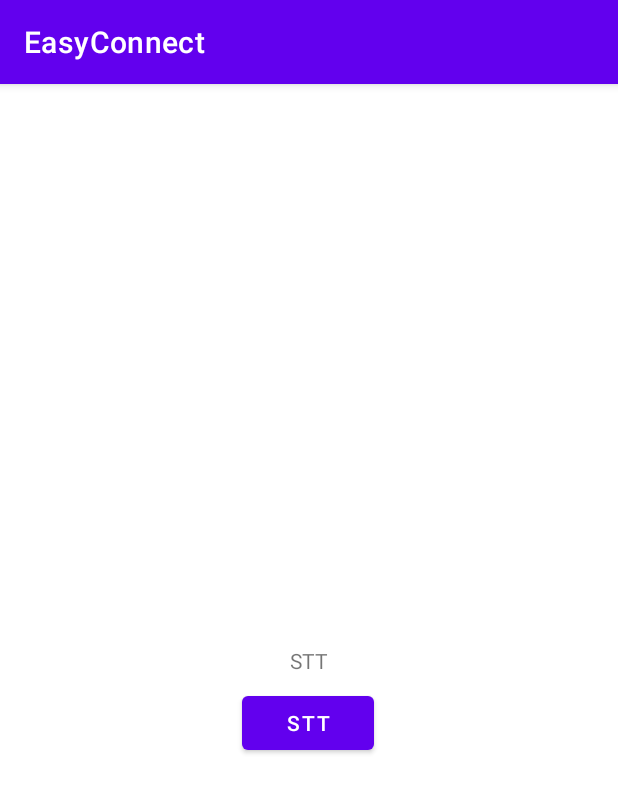
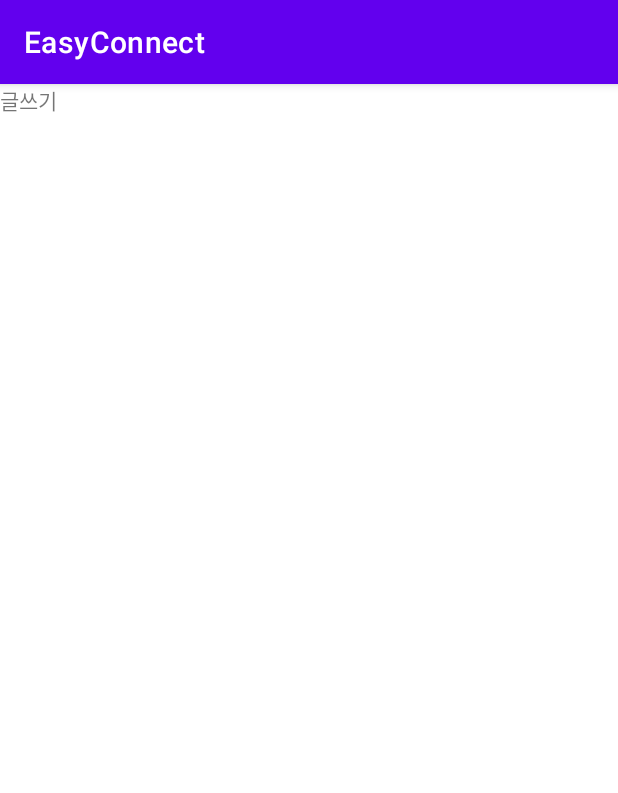
Before and after one commit to eaststarmmt/easy-connect, an Android app: the screen it shows after launch (MainActivity before the commit, BoardActivity after it), on a phone screen of 412 x 824 dp. Shown: the top 793 px of the screen. Run offline under Robolectric (Android 15) with nearby library versions, the phone set to English and light mode, and no system bars.

Commit message:
add board branch

```diff
--- a/app/build.gradle
+++ b/app/build.gradle
@@ -2,8 +2,6 @@ plugins {
     id 'com.android.application'
     id 'kotlin-android'
 }
-
-apply plugin: 'kotlin-android-extensions'
 
 android {
     compileSdkVersion 29
--- /dev/null
+++ b/app/src/main/java/kr/ac/cau/easyconnect/BoardActivity.kt
@@ -0,0 +1,11 @@
+package kr.ac.cau.easyconnect
+
+import androidx.appcompat.app.AppCompatActivity
+import android.os.Bundle
+
+class BoardActivity : AppCompatActivity() {
+    override fun onCreate(savedInstanceState: Bundle?) {
+        super.onCreate(savedInstanceState)
+        setContentView(R.layout.activity_board)
+    }
+}
--- a/app/src/main/java/kr/ac/cau/easyconnect/MainActivity.kt
+++ b/app/src/main/java/kr/ac/cau/easyconnect/MainActivity.kt
@@ -13,13 +13,16 @@ import android.widget.Button
 import android.widget.TextView
 import android.widget.Toast
 import androidx.core.app.ActivityCompat
-import kotlinx.android.synthetic.main.activity_main.*
 import java.util.*
 
 class MainActivity : AppCompatActivity() {
     override fun onCreate(savedInstanceState: Bundle?) {
         super.onCreate(savedInstanceState)
         setContentView(R.layout.activity_main)
+        findViewById<Button>(R.id.boardButton).setOnClickListener{
+            var intent = Intent(this, BoardActivity::class.java)
+            startActivity(intent)
+        }
     }
 
 }
--- /dev/null
+++ b/app/src/main/res/layout/activity_board.xml
@@ -0,0 +1,15 @@
+<?xml version="1.0" encoding="utf-8"?>
+<LinearLayout xmlns:android="http://schemas.android.com/apk/res/android"
+    xmlns:app="http://schemas.android.com/apk/res-auto"
+    xmlns:tools="http://schemas.android.com/tools"
+    android:layout_width="match_parent"
+    android:layout_height="match_parent"
+    tools:context=".BoardActivity" >
+
+    <TextView
+        android:id="@+id/textView2"
+        android:layout_width="wrap_content"
+        android:layout_height="wrap_content"
+        android:layout_weight="1"
+        android:text="글쓰기" />
+</LinearLayout>
```
Also changed, not shown: app/src/main/AndroidManifest.xml (+11 -2 lines), app/src/main/res/layout/activity_main.xml (+12 -0 lines).
